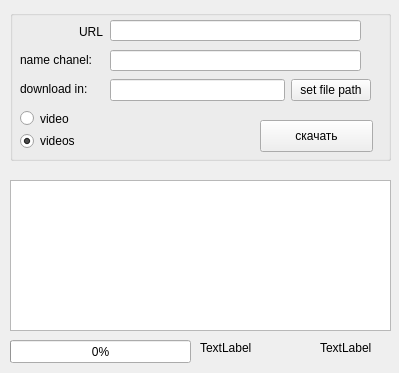
koozoo/doolood, file UI/ui_doolood.ui: the form before one commit.
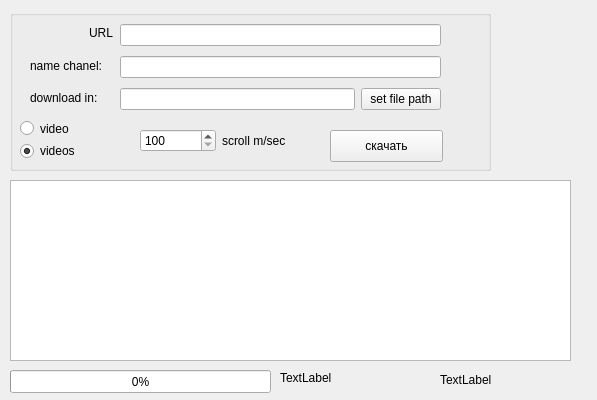
The form after the commit.

Patch:
```diff
--- a/UI/ui_doolood.ui
+++ b/UI/ui_doolood.ui
@@ -6,8 +6,8 @@
    <rect>
     <x>0</x>
     <y>0</y>
-    <width>399</width>
-    <height>373</height>
+    <width>597</width>
+    <height>400</height>
    </rect>
   </property>
   <property name="windowTitle">
@@ -18,8 +18,8 @@
     <rect>
      <x>10</x>
      <y>10</y>
-     <width>381</width>
-     <height>151</height>
+     <width>481</width>
+     <height>161</height>
     </rect>
    </property>
    <property name="title">
@@ -28,8 +28,8 @@
    <widget class="QPushButton" name="pushButton">
     <property name="geometry">
      <rect>
-      <x>250</x>
-      <y>110</y>
+      <x>320</x>
+      <y>120</y>
       <width>113</width>
       <height>32</height>
      </rect>
@@ -42,7 +42,7 @@
     <property name="geometry">
      <rect>
       <x>10</x>
-      <y>100</y>
+      <y>110</y>
       <width>111</width>
       <height>39</height>
      </rect>
@@ -67,33 +67,13 @@
      </item>
     </layout>
    </widget>
-   <widget class="QLineEdit" name="lineEdit">
-    <property name="geometry">
-     <rect>
-      <x>100</x>
-      <y>10</y>
-      <width>251</width>
-      <height>21</height>
-     </rect>
-    </property>
-   </widget>
-   <widget class="QLineEdit" name="lineEdit_2">
-    <property name="geometry">
-     <rect>
-      <x>100</x>
-      <y>40</y>
-      <width>251</width>
-      <height>21</height>
-     </rect>
-    </property>
-   </widget>
    <widget class="QWidget" name="verticalLayoutWidget_2">
     <property name="geometry">
      <rect>
-      <x>10</x>
+      <x>20</x>
       <y>10</y>
       <width>83</width>
-      <height>80</height>
+      <height>91</height>
      </rect>
     </property>
     <layout class="QVBoxLayout" name="verticalLayout_2">
@@ -123,24 +103,63 @@
    <widget class="QWidget" name="horizontalLayoutWidget">
     <property name="geometry">
      <rect>
-      <x>100</x>
-      <y>60</y>
-      <width>261</width>
+      <x>110</x>
+      <y>10</y>
+      <width>321</width>
+      <height>97</height>
+     </rect>
+    </property>
+    <layout class="QVBoxLayout" name="verticalLayout_3">
+     <item>
+      <widget class="QLineEdit" name="lineEdit"/>
+     </item>
+     <item>
+      <widget class="QLineEdit" name="lineEdit_2"/>
+     </item>
+     <item>
+      <layout class="QHBoxLayout" name="horizontalLayout">
+       <item>
+        <widget class="QLineEdit" name="lineEdit_3">
+         <property name="text">
+          <string/>
+         </property>
+        </widget>
+       </item>
+       <item>
+        <widget class="QPushButton" name="pushButton_2">
+         <property name="text">
+          <string>set file path</string>
+         </property>
+        </widget>
+       </item>
+      </layout>
+     </item>
+    </layout>
+   </widget>
+   <widget class="QWidget" name="horizontalLayoutWidget_2">
+    <property name="geometry">
+     <rect>
+      <x>130</x>
+      <y>110</y>
+      <width>158</width>
       <height>41</height>
      </rect>
     </property>
-    <layout class="QHBoxLayout" name="horizontalLayout">
+    <layout class="QHBoxLayout" name="horizontalLayout_2">
      <item>
-      <widget class="QLineEdit" name="lineEdit_3">
-       <property name="text">
-        <string/>
+      <widget class="QSpinBox" name="spinBox">
+       <property name="minimum">
+        <number>100</number>
+       </property>
+       <property name="maximum">
+        <number>1500</number>
        </property>
       </widget>
      </item>
      <item>
-      <widget class="QPushButton" name="pushButton_2">
+      <widget class="QLabel" name="label_4">
        <property name="text">
-        <string>set file path</string>
+        <string>scroll m/sec</string>
        </property>
       </widget>
      </item>
@@ -151,8 +170,8 @@
    <property name="geometry">
     <rect>
      <x>10</x>
-     <y>340</y>
-     <width>181</width>
+     <y>370</y>
+     <width>261</width>
      <height>23</height>
     </rect>
    </property>
@@ -163,8 +182,8 @@
   <widget class="QLabel" name="progress_bar_text">
    <property name="geometry">
     <rect>
-     <x>200</x>
-     <y>340</y>
+     <x>280</x>
+     <y>370</y>
      <width>81</width>
      <height>16</height>
     </rect>
@@ -178,8 +197,8 @@
     <rect>
      <x>10</x>
      <y>180</y>
-     <width>381</width>
-     <height>151</height>
+     <width>561</width>
+     <height>181</height>
     </rect>
    </property>
    <property name="toolTip">
@@ -195,10 +214,10 @@
   <widget class="QLabel" name="version_lable">
    <property name="geometry">
     <rect>
-     <x>320</x>
-     <y>340</y>
-     <width>60</width>
-     <height>16</height>
+     <x>440</x>
+     <y>370</y>
+     <width>141</width>
+     <height>20</height>
     </rect>
    </property>
    <property name="text">
```
Left out of the diff: 2 changed lines with no effect on the pictures.
